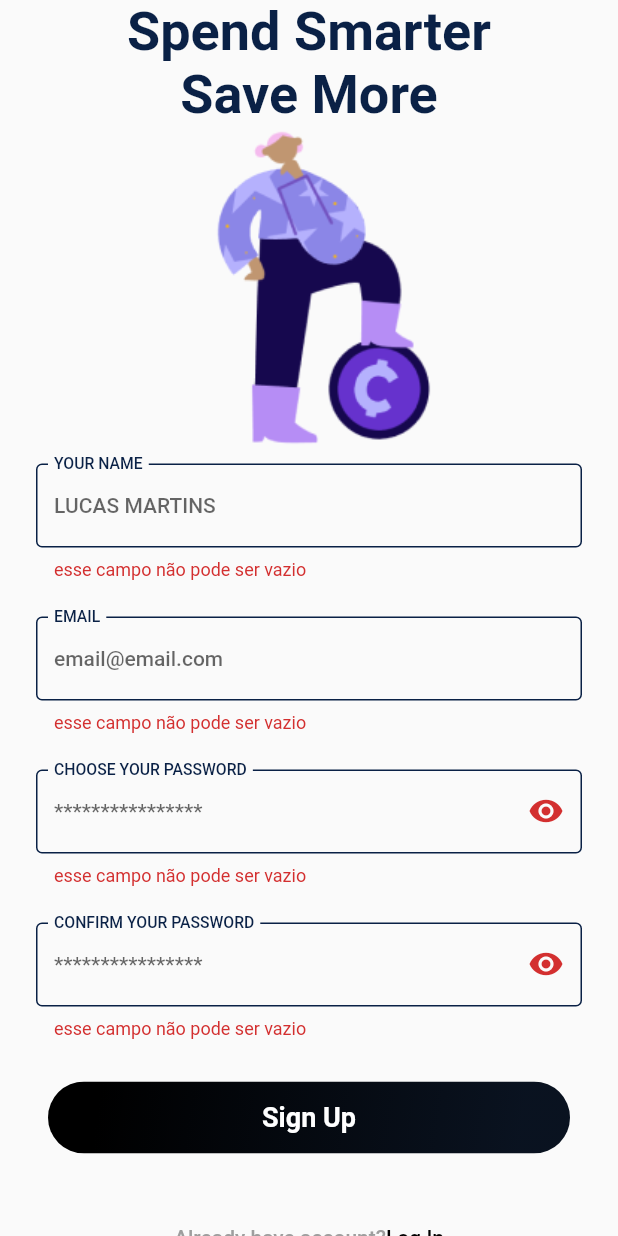
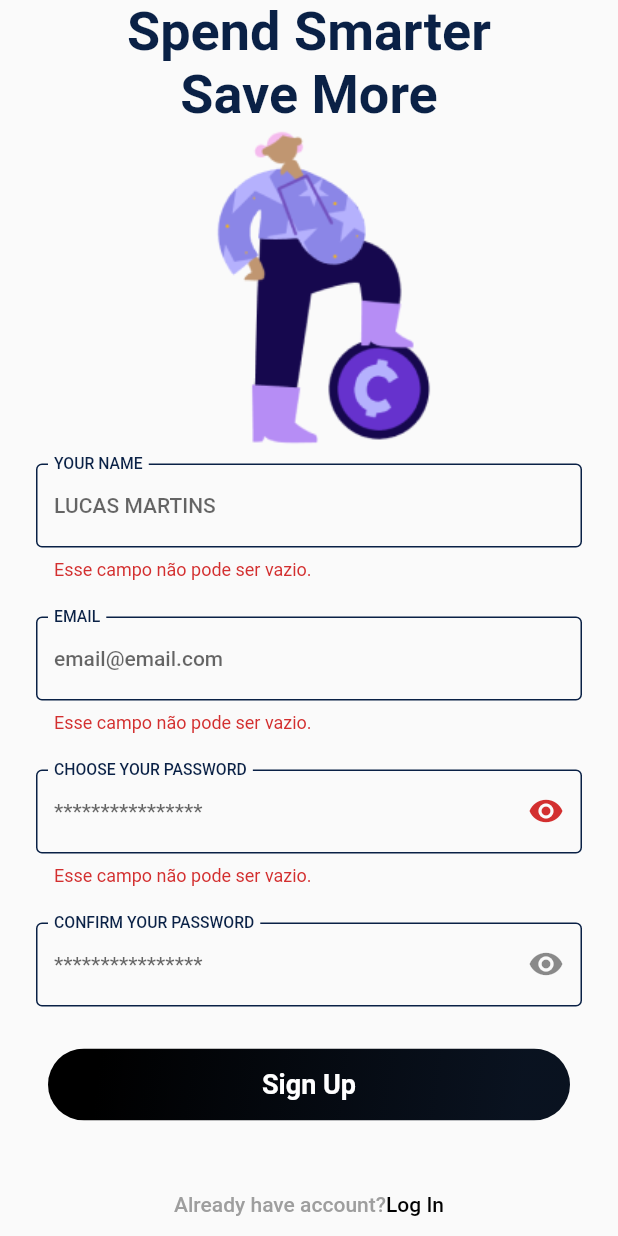
Before and after one commit to lucasmargui/flutter-project-mystocks, a Flutter app: the screen it shows after launch, after a tap on "Sign Up", on a phone screen of 412 x 824 dp. Run offline on Flutter 3.47's test engine with Material 2 defaults, Android fonts, the phone set to English and light mode, and no system bars.

Commit message:
externalizando validações de sign_up

```diff
--- /dev/null
+++ b/lib/common/utils/validator.dart
@@ -0,0 +1,52 @@
+// ignore_for_file: unnecessary_null_comparison, prefer_const_constructors, prefer_const_literals_to_create_immutables
+
+class Validator {
+  Validator._();
+
+  //Se eu não passar como static é como se eu precisasse instancia a Classe Validator para ter acesso a esse método, mas passamos um construtor particular
+  //Todos os métodos vão fazer parte da classe e não do objeto instanciado pela classe,
+  static String? validateName(String? value) {
+    final condition = RegExp(r"((\ *)[\wáéíóúñ]+(\ *)+)+");
+    if (value != null && value.isEmpty) {
+      return "Esse campo não pode ser vazio.";
+    }
+    if (value != null && !condition.hasMatch(value)) {
+      return "Nome inválido. Digite um nome válido.";
+    }
+    return null;
+  }
+
+  static String? validateEmail(String? value) {
+    final condition = RegExp(
+        r"[a-z0-9!#$%&'*+/=?^_`{|}~-]+(?:\.[a-z0-9!#$%&'*+/=?^_`{|}~-]+)*@(?:[a-z0-9](?:[a-z0-9-]*[a-z0-9])?\.)+[a-z0-9](?:[a-z0-9-]*[a-z0-9])?");
+    if (value != null && value.isEmpty) {
+      return "Esse campo não pode ser vazio.";
+    }
+    if (value != null && !condition.hasMatch(value)) {
+      return "Email inválido. Digite um email válido.";
+    }
+    return null;
+  }
+
+  static String? validatePassword(String? value) {
+    final condition =
+        RegExp(r"^(?=.*\d)(?=.*[a-z])(?=.*[A-Z])(?=.*[a-zA-Z]).{8,}$");
+    if (value != null && value.isEmpty) {
+      return "Esse campo não pode ser vazio.";
+    }
+    if (value != null && !condition.hasMatch(value)) {
+      return "Senha inválida. Digite uma senha válida.";
+    }
+    return null;
+  }
+
+  static String? validateConfirmPassword(
+    String? passwordValue,
+    String? confirmPasswordValue,
+  ) {
+    if (passwordValue != confirmPasswordValue) {
+      return "As senhas são diferentes. Por favor, corrija para continuar.";
+    }
+    return null;
+  }
+}
--- a/lib/common/widgets/custom_text_form_field.dart
+++ b/lib/common/widgets/custom_text_form_field.dart
@@ -88,6 +88,7 @@ class _CustomTextFormFieldState extends State<CustomTextFormField> {
         textCapitalization:
             widget.textCapitalization ?? TextCapitalization.none,
         decoration: InputDecoration(
+          errorMaxLines: 3,
           helperText: _helperText,
           helperMaxLines: 3,
           suffixIcon: widget.suffixIcon,
--- a/lib/features/sign_up/sign_up_page.dart
+++ b/lib/features/sign_up/sign_up_page.dart
@@ -8,6 +8,7 @@ import 'package:mystock_app/common/widgets/password_form_field.dart';
 
 import '../../common/constants/app_colors.dart';
 import '../../common/constants/app_text_style.dart';
+import '../../common/utils/validator.dart';
 import '../../common/widgets/custom_text_form_field.dart';
 import '../../common/widgets/multi_text_button.dart';
 import '../../common/widgets/primary_button.dart';
@@ -21,6 +22,7 @@ class SignUpPage extends StatefulWidget {
 
 class _SignUpPageState extends State<SignUpPage> {
   final GlobalKey<FormState> _formKey = GlobalKey();
+  final _passwordController = TextEditingController();
 
   @override
   Widget build(BuildContext context) {
@@ -43,48 +45,26 @@ class _SignUpPageState extends State<SignUpPage> {
                   labelText: 'your name',
                   hintText: "LUCAS MARTINS",
                   inputFormatters: [UpperCaseTextInputFormatter()],
-                  validator: (value) {
-                    if (value != null && value.isEmpty) {
-                      return "esse campo não pode ser vazio";
-                    }
-
-                    return null;
-                  },
+                  validator: (value) => Validator.validateName(value),
                 ),
                 CustomTextFormField(
                   labelText: 'email',
                   hintText: "email@email.com",
-                  validator: (value) {
-                    if (value != null && value.isEmpty) {
-                      return "esse campo não pode ser vazio";
-                    }
-
-                    return null;
-                  },
+                  validator: (value) => Validator.validateEmail(value),
                 ),
                 PasswordFormField(
+                  controller: _passwordController,
                   labelText: 'choose your password',
                   hintText: '****************',
                   helperText:
                       'Must have at least 8 characters, 1 capital letter and 1 number',
-                  validator: (value) {
-                    if (value != null && value.isEmpty) {
-                      return "esse campo não pode ser vazio";
-                    }
-
-                    return null;
-                  },
+                  validator: (value) => Validator.validatePassword(value),
                 ),
                 PasswordFormField(
                   labelText: 'Confirm your password',
                   hintText: '****************',
-                  validator: (value) {
-                    if (value != null && value.isEmpty) {
-                      return "esse campo não pode ser vazio";
-                    }
-
-                    return null;
-                  },
+                  validator: (value) => Validator.validateConfirmPassword(
+                      value, _passwordController.text),
                 )
               ],
             )),
```
